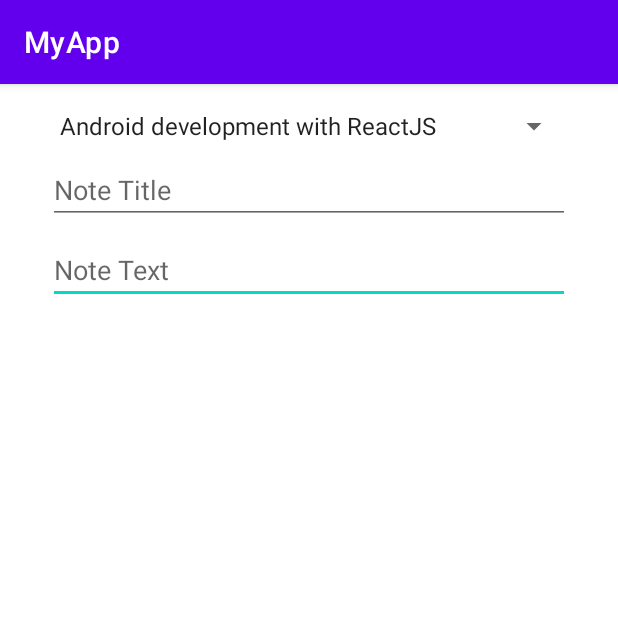
After one commit to neha-0415/KotlinDemo, an Android app: the NoteTakingScreen2Activity screen opened directly, with no data from a screen before it, on a phone screen of 412 x 824 dp, the top half of it. The commit adds this screen. Run offline under Robolectric (Android 15) with nearby library versions, the phone set to English and light mode, and no system bars.

Commit message:
NoteTaking App

```diff
--- a/app/build.gradle
+++ b/app/build.gradle
@@ -30,6 +30,9 @@ android {
     kotlinOptions {
         jvmTarget = '1.8'
     }
+    buildFeatures {
+        viewBinding true
+    }
 }
 
 dependencies {
@@ -40,6 +43,8 @@ dependencies {
     implementation 'com.google.android.material:material:1.3.0'
     implementation 'androidx.constraintlayout:constraintlayout:2.0.4'
     implementation 'androidx.gridlayout:gridlayout:1.0.0'
+    implementation 'androidx.navigation:navigation-fragment-ktx:2.3.0'
+    implementation 'androidx.navigation:navigation-ui-ktx:2.3.0'
     testImplementation 'junit:junit:4.+'
     androidTestImplementation 'androidx.test.ext:junit:1.1.2'
     androidTestImplementation 'androidx.test.espresso:espresso-core:3.3.0'
--- /dev/null
+++ b/app/src/main/java/com/example/myapp/CourseInfo.kt
@@ -0,0 +1,7 @@
+package com.example.myapp
+
+class CourseInfo(val courseID:String,val title:String) {
+    override fun toString(): String {
+        return title
+    }
+}
--- /dev/null
+++ b/app/src/main/java/com/example/myapp/DataManager.kt
@@ -0,0 +1,23 @@
+package com.example.myapp
+
+class DataManager {
+
+    var courses = HashMap<String,CourseInfo>()
+    var notes = ArrayList<NoteInfo>()
+
+    init{
+        initCourse()
+    }
+
+
+    private fun initCourse(){
+        var course = CourseInfo("sonet2021-kotlin","Android development with Kotlin")
+        courses.put(course.courseID,course)
+
+        course = CourseInfo("sonet2021-react","Android development with ReactJS")
+        courses.put(course.courseID,course)
+
+        course = CourseInfo("sonet2021-ML","Machine Learning")
+        courses.put(course.courseID,course)
+    }
+}
--- /dev/null
+++ b/app/src/main/java/com/example/myapp/NoteInfo.kt
@@ -0,0 +1,4 @@
+package com.example.myapp
+
+class NoteInfo(var course:CourseInfo,var title:String,var text:String) {
+}
--- /dev/null
+++ b/app/src/main/java/com/example/myapp/NoteTakingScreen2Activity.kt
@@ -0,0 +1,21 @@
+package com.example.myapp
+
+import androidx.appcompat.app.AppCompatActivity
+import android.os.Bundle
+import android.widget.ArrayAdapter
+import android.widget.Spinner
+
+class NoteTakingScreen2Activity : AppCompatActivity() {
+    override fun onCreate(savedInstanceState: Bundle?) {
+        super.onCreate(savedInstanceState)
+        setContentView(R.layout.activity_note_taking_screen2)
+
+        var dn=DataManager()
+
+        var adapterCourses = ArrayAdapter<CourseInfo>(this,android.R.layout.simple_spinner_item,dn.courses.values.toList())
+        adapterCourses.setDropDownViewResource(android.R.layout.simple_spinner_dropdown_item)
+
+        var spinner = findViewById<Spinner>(R.id.spinner_courses)
+        spinner.adapter = adapterCourses
+    }
+}
--- /dev/null
+++ b/app/src/main/res/drawable/ic_add.xml
@@ -0,0 +1,5 @@
+<vector android:height="24dp" android:tint="#F317DD"
+    android:viewportHeight="24" android:viewportWidth="24"
+    android:width="24dp" xmlns:android="http://schemas.android.com/apk/res/android">
+    <path android:fillColor="@android:color/white" android:pathData="M19,13h-6v6h-2v-6H5v-2h6V5h2v6h6v2z"/>
+</vector>
--- /dev/null
+++ b/app/src/main/res/layout/activity_note_taking_screen2.xml
@@ -0,0 +1,46 @@
+<?xml version="1.0" encoding="utf-8"?>
+<androidx.constraintlayout.widget.ConstraintLayout xmlns:android="http://schemas.android.com/apk/res/android"
+    xmlns:app="http://schemas.android.com/apk/res-auto"
+    xmlns:tools="http://schemas.android.com/tools"
+    android:layout_width="match_parent"
+    android:layout_height="match_parent"
+    tools:context=".NoteTakingScreen2Activity">
+
+    <EditText
+        android:id="@+id/note_text"
+        android:layout_width="0dp"
+        android:layout_height="wrap_content"
+        android:layout_marginTop="8dp"
+        android:ems="10"
+        android:gravity="start|top"
+        android:hint="Note Text"
+        android:inputType="textMultiLine"
+        app:layout_constraintEnd_toEndOf="@+id/spinner_courses"
+        app:layout_constraintHorizontal_bias="0.0"
+        app:layout_constraintStart_toStartOf="@+id/spinner_courses"
+        app:layout_constraintTop_toBottomOf="@+id/note_title" />
+
+    <Spinner
+        android:id="@+id/spinner_courses"
+        android:layout_width="0dp"
+        android:layout_height="wrap_content"
+        android:layout_marginStart="32dp"
+        android:layout_marginTop="16dp"
+        android:layout_marginEnd="32dp"
+        app:layout_constraintEnd_toEndOf="parent"
+        app:layout_constraintStart_toStartOf="parent"
+        app:layout_constraintTop_toTopOf="parent" />
+
+    <EditText
+        android:id="@+id/note_title"
+        android:layout_width="0dp"
+        android:layout_height="wrap_content"
+        android:layout_marginTop="8dp"
+        android:ems="10"
+        android:gravity="start|top"
+        android:hint="Note Title"
+        android:inputType="textMultiLine"
+        app:layout_constraintEnd_toEndOf="@+id/spinner_courses"
+        app:layout_constraintStart_toStartOf="@+id/spinner_courses"
+        app:layout_constraintTop_toBottomOf="@+id/spinner_courses" />
+</androidx.constraintlayout.widget.ConstraintLayout>
--- /dev/null
+++ b/app/src/main/res/navigation/nav_graph.xml
@@ -0,0 +1,5 @@
+<?xml version="1.0" encoding="utf-8"?>
+<navigation xmlns:android="http://schemas.android.com/apk/res/android"
+    xmlns:app="http://schemas.android.com/apk/res-auto"
+    xmlns:tools="http://schemas.android.com/tools"
+    android:id="@+id/nav_graph"/>
--- /dev/null
+++ b/app/src/main/res/values/dimens.xml
@@ -0,0 +1,3 @@
+<resources>
+    <dimen name="fab_margin">16dp</dimen>
+</resources>
--- a/app/src/main/res/values/themes.xml
+++ b/app/src/main/res/values/themes.xml
@@ -13,4 +13,13 @@
         <item name="android:statusBarColor" tools:targetApi="l">?attr/colorPrimaryVariant</item>
         <!-- Customize your theme here. -->
     </style>
+
+    <style name="Theme.MyApp.NoActionBar">
+        <item name="windowActionBar">false</item>
+        <item name="windowNoTitle">true</item>
+    </style>
+
+    <style name="Theme.MyApp.AppBarOverlay" parent="ThemeOverlay.AppCompat.Dark.ActionBar" />
+
+    <style name="Theme.MyApp.PopupOverlay" parent="ThemeOverlay.AppCompat.Light" />
 </resources>
```
Also changed, not shown: app/src/main/AndroidManifest.xml (+15 -2 lines), app/src/main/java/com/example/myapp/NotetakingActivity.kt (added, +31 -0 lines), app/src/main/res/layout/activity_notetaking.xml (added, +33 -0 lines), app/src/main/res/layout/content_notetaking.xml (added, +8 -0 lines), app/src/main/res/values/strings.xml (+9 -0 lines).
